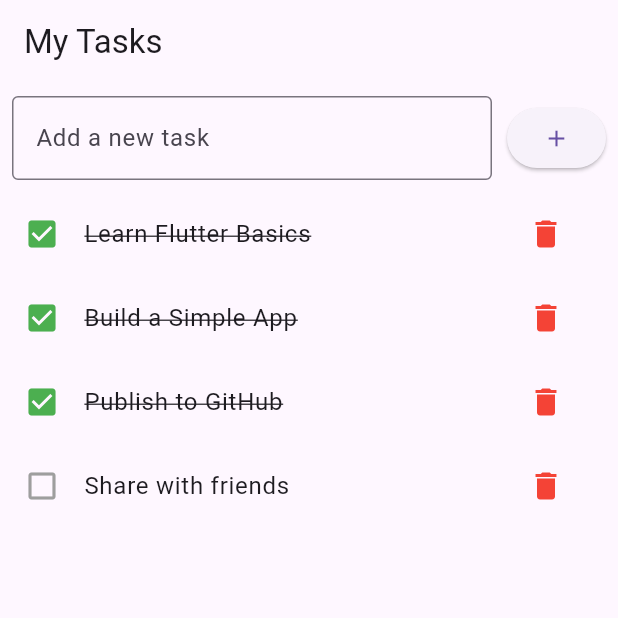
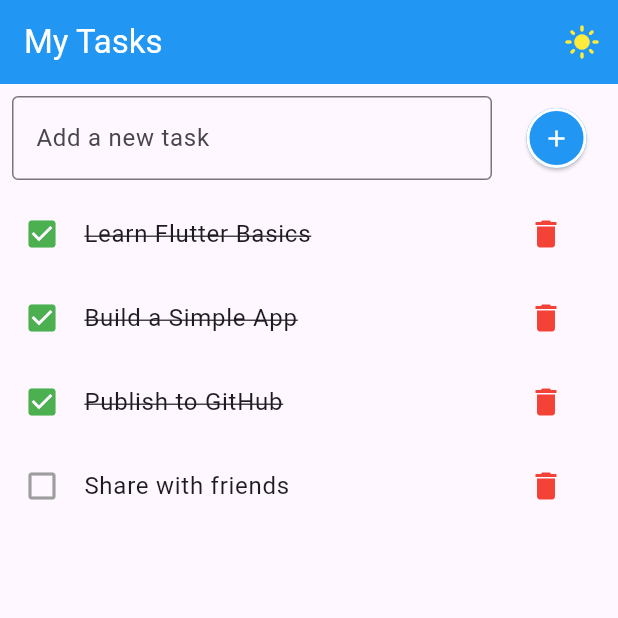
Before and after one commit to abdoessam917/simple_to_do_app, a Flutter app: the screen it shows after launch, on a phone screen of 412 x 824 dp, the top half of it. Run offline on Flutter 3.47's test engine with Material 3 defaults, Android fonts, the phone set to English and light mode, and no system bars.

Commit message:
feat(ui): Implement theme toggle functionality
Adds a theme toggle to the task list screen, allowing
users to switch between light and dark modes. Also
introduces an `AppTheme` class to manage theme data
and persists the user's theme preference. Task model
moved to models directory.

```diff
--- a/lib/main.dart
+++ b/lib/main.dart
@@ -1,4 +1,5 @@
 import 'package:flutter/material.dart';
+import 'package:simple_to_do_app/theme/app_theme.dart';
 
 import 'screens/task_list_screen.dart';
 
@@ -7,14 +8,28 @@ void main() {
   runApp(const MyApp());
 }
 
-class MyApp extends StatelessWidget {
+class MyApp extends StatefulWidget {
   const MyApp({super.key});
 
-  // This widget is the root of your application.
+  @override
+  State<MyApp> createState() => _MyAppState();
+}
+
+class _MyAppState extends State<MyApp> {
   @override
   Widget build(BuildContext context) {
     return MaterialApp(
-      home: TaskListScreen(),
+      debugShowCheckedModeBanner: false,
+      home: TaskListScreen(
+        onThemeChanged: () {
+          setState(() {
+            AppTheme.toggleTheme();
+          });
+        },
+      ),
+      theme: AppTheme.lightTheme ,
+      darkTheme: AppTheme.darkTheme,
+      themeMode: AppTheme.isDarkMode ?  ThemeMode.dark : ThemeMode.light,
     );
   }
 }
--- a/lib/model/task.dart
+++ b/lib/models/task.dart
@@ -1,6 +1,5 @@
 class Task {
   String title;
   bool isCompleted;
-
   Task({required this.title, this.isCompleted = false});
 }
--- a/lib/screens/task_list_screen.dart
+++ b/lib/screens/task_list_screen.dart
@@ -1,9 +1,12 @@
 import 'package:flutter/material.dart';
+import 'package:simple_to_do_app/theme/app_theme.dart';
 
-import '../model/task.dart';
+import '../models/task.dart';
 
 class TaskListScreen extends StatefulWidget {
-  const TaskListScreen({super.key});
+  final VoidCallback onThemeChanged;
+
+  const TaskListScreen({super.key, required this.onThemeChanged});
 
   @override
   State<TaskListScreen> createState() => _TaskListScreenState();
@@ -21,7 +24,20 @@ class _TaskListScreenState extends State<TaskListScreen> {
   @override
   Widget build(BuildContext context) {
     return Scaffold(
-      appBar: AppBar(title: const Text('My Tasks')),
+      appBar: AppBar(
+        actions: [
+          IconButton(
+            color: AppTheme.isDarkMode ? Colors.grey : Colors.yellow,
+            icon: Icon(
+              AppTheme.isDarkMode ? Icons.dark_mode : Icons.light_mode,
+            ),
+            onPressed: () {
+              widget.onThemeChanged();
+            },
+          ),
+        ],
+        title: const Text('My Tasks'),
+      ),
       body: Column(
         children: [
           Padding(
@@ -95,13 +111,16 @@ class _TaskListScreenState extends State<TaskListScreen> {
                             mainAxisSize: MainAxisSize.min,
                             children: [
                               IconButton(
-                                icon: const Icon(Icons.delete,color: Colors.red,),
+                                icon: const Icon(
+                                  Icons.delete,
+                                  color: Colors.red,
+                                ),
                                 onPressed: () {
                                   setState(() {
                                     tasks.removeAt(index);
                                   });
                                 },
-                              )
+                              ),
                             ],
                           ),
                         );
--- /dev/null
+++ b/lib/theme/app_theme.dart
@@ -0,0 +1,55 @@
+import 'package:flutter/material.dart';
+
+class AppTheme {
+
+  static bool isDarkMode = false;
+
+  static void toggleTheme() {
+    isDarkMode = !isDarkMode;
+  }
+
+  static ThemeData lightTheme = ThemeData(
+    primaryColor: Colors.blue,
+    primarySwatch: Colors.blue,
+    brightness: Brightness.light,
+    appBarTheme: const AppBarTheme(
+      backgroundColor: Colors.blue,
+      foregroundColor: Colors.white,
+    ),
+    inputDecorationTheme: InputDecorationTheme(
+      border: OutlineInputBorder(borderRadius: BorderRadius.circular(8)),
+    ),
+    elevatedButtonTheme: ElevatedButtonThemeData(
+      style: ElevatedButton.styleFrom(
+        backgroundColor: Colors.blue,
+        foregroundColor: Colors.white,
+        shape: const CircleBorder(side: BorderSide(color: Colors.white, width: 2)),
+      ),
+    ),
+  );
+
+  static ThemeData darkTheme = ThemeData(
+    primarySwatch: Colors.blue,
+    brightness: Brightness.dark,
+    appBarTheme: const AppBarTheme(
+      backgroundColor: Colors.black,
+      foregroundColor: Colors.white,
+    ),
+    elevatedButtonTheme: ElevatedButtonThemeData(
+      style: ElevatedButton.styleFrom(
+        backgroundColor: Colors.blueGrey,
+        foregroundColor: Colors.white,
+        shape: const CircleBorder(side: BorderSide(color: Colors.white, width: 2)),
+      ),
+    ),
+    inputDecorationTheme: InputDecorationTheme(
+      border: OutlineInputBorder(borderRadius: BorderRadius.circular(8)),
+      filled: true,
+      fillColor: Colors.grey[800],
+      hintStyle: const TextStyle(color: Colors.white70),
+    ),
+  );
+
+
+
+}
```
